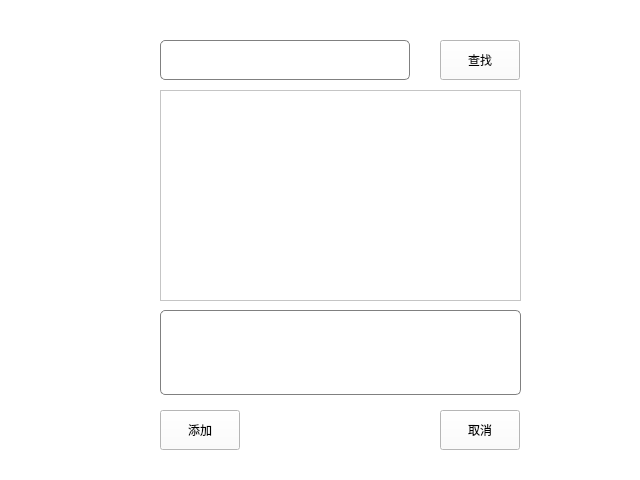
First picture: the form in Client/addfriend.ui, repository flyjay123/OurChat, before the edit.
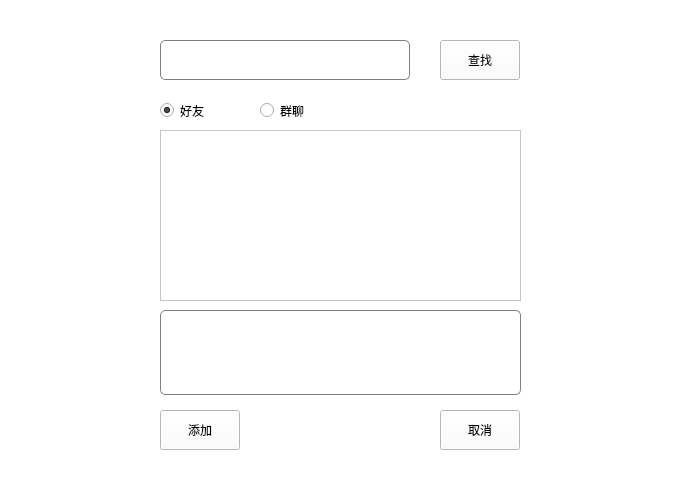
Second picture: the form after the edit. Icons and pictures are not drawn.

```diff
--- a/Client/addfriend.ui
+++ b/Client/addfriend.ui
@@ -6,7 +6,7 @@
    <rect>
     <x>0</x>
     <y>0</y>
-    <width>640</width>
+    <width>683</width>
     <height>480</height>
    </rect>
   </property>
@@ -105,12 +105,41 @@
    <property name="geometry">
     <rect>
      <x>160</x>
-     <y>90</y>
+     <y>130</y>
      <width>361</width>
-     <height>211</height>
+     <height>171</height>
     </rect>
    </property>
   </widget>
+  <widget class="QRadioButton" name="radioButton_friend">
+   <property name="geometry">
+    <rect>
+     <x>160</x>
+     <y>100</y>
+     <width>71</width>
+     <height>21</height>
+    </rect>
+   </property>
+   <property name="text">
+    <string>好友</string>
+   </property>
+   <property name="checked">
+    <bool>true</bool>
+   </property>
+  </widget>
+  <widget class="QRadioButton" name="radioButton_group">
+   <property name="geometry">
+    <rect>
+     <x>260</x>
+     <y>100</y>
+     <width>71</width>
+     <height>21</height>
+    </rect>
+   </property>
+   <property name="text">
+    <string>群聊</string>
+   </property>
+  </widget>
  </widget>
  <resources>
   <include location="src.qrc"/>
```
Left out of the diff: 4 changed lines with no effect on the pictures.
